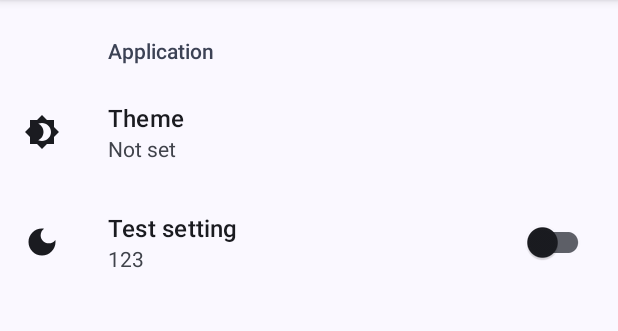
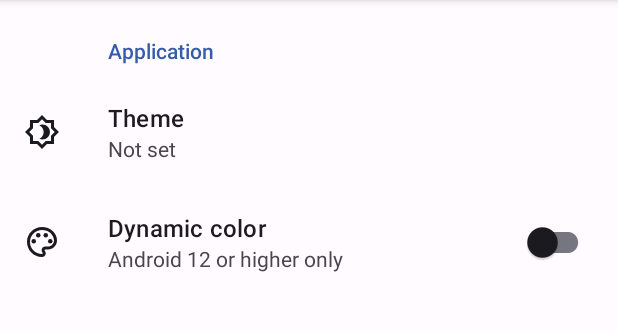
Before and after one commit to BlueWhaleYT/WhaleUtils-Deprecated, an Android app: the SettingsFragment screen opened directly, with no data from a screen before it, on a phone screen of 412 x 824 dp, the part 96-427 px from its top. Run offline under Robolectric (Android 15) with nearby library versions, the phone set to English and light mode, and no system bars; our stand-ins replace androidx.preference; libraries missing offline, so code that uses them is left out: com.jakewharton.processphoenix, org.eclipse.jgit; 1 statement that could not run was skipped.

Commit message:
add dynamic color enable settings for sample app

```diff
--- a/app/build.gradle
+++ b/app/build.gradle
@@ -52,6 +52,8 @@ dependencies {
     implementation("io.github.Rosemoe.sora-editor:editor")
     implementation("io.github.Rosemoe.sora-editor:language-textmate")
 
+    implementation 'com.jakewharton:process-phoenix:2.1.2'
+
     testImplementation 'junit:junit:4.13.2'
     androidTestImplementation 'androidx.test.ext:junit:1.1.5'
     androidTestImplementation 'androidx.test.espresso:espresso-core:3.5.1'
--- a/app/src/main/java/com/bluewhaleyt/whaleutils/activites/MainActivity.java
+++ b/app/src/main/java/com/bluewhaleyt/whaleutils/activites/MainActivity.java
@@ -189,7 +189,8 @@ public class MainActivity extends WhaleUtilsActivity {
         text.append(getString(R.string.device_info_bootloader) + ": " + DeviceUtil.getBootLoader() + lnBreak);
         text.append(getString(R.string.device_info_java_vm) + ": " + DeviceUtil.getJavaVMName() + " " + DeviceUtil.getJavaVMVersion() + lnBreak);
         text.append(getString(R.string.device_info_os_version) + ": " + DeviceUtil.getOSVersion() + " (" + DeviceUtil.getSDKVersionCode(DeviceUtil.getSDKVersion()) + ")" + lnBreak);
-        text.append(getString(R.string.device_info_sdk_version) + ": " + DeviceUtil.getSDKVersion());
+        text.append(getString(R.string.device_info_sdk_version) + ": " + DeviceUtil.getSDKVersion() + "\n\n");
+        text.append("Dynamic color supported: " + DynamicColorsUtil.isDynamicColorAvailable());
 
         DialogUtil dialog = new DialogUtil(this, getString(R.string.device_info_title), text.toString());
         dialog.setNegativeButton(android.R.string.cancel, null);
--- a/app/src/main/java/com/bluewhaleyt/whaleutils/fragments/SettingsFragment.java
+++ b/app/src/main/java/com/bluewhaleyt/whaleutils/fragments/SettingsFragment.java
@@ -12,16 +12,25 @@ import com.bluewhaleyt.whaleutils.App;
 import com.bluewhaleyt.whaleutils.R;
 import com.bluewhaleyt.whaleutils.activites.MainActivity;
 
+import java.util.Objects;
+
 public class SettingsFragment extends PreferenceFragmentCompat {
     @Override
     public void onCreatePreferences(Bundle savedInstanceState, String rootKey) {
         setPreferencesFromResource(R.xml.preferences, rootKey);
+        init();
+    }
+
+    private void init() {
+
         try {
 
             var preferenceTheme = findPreference("app_theme");
+            var preferenceDynamicColorEnable = findPreference("app_dynamic_color_enable");
+
             var app = App.getInstance();
-            preferenceTheme.setOnPreferenceChangeListener(
-                    (preference, newValue) -> {
+
+            preferenceTheme.setOnPreferenceChangeListener((preference, newValue) -> {
                 switch ((String) newValue) {
                         case "dark":
                             app.updateTheme(AppCompatDelegate.MODE_NIGHT_YES, requireActivity());
@@ -41,14 +50,14 @@ public class SettingsFragment extends PreferenceFragmentCompat {
                 }
             );
 
+            preferenceDynamicColorEnable.setOnPreferenceChangeListener((preference, newValue) -> {
+                App.getInstance().updateDynamicColor(getActivity());
+                return true;
+            });
+
         } catch (Exception e) {
             SnackbarUtil.makeErrorSnackbar(getActivity(), e.getMessage(), e.toString());
         }
-        init();
-    }
-
-    private void init() {
-
 
     }
 }
--- a/app/src/main/java/com/bluewhaleyt/whaleutils/tools/PreferencesManager.java
+++ b/app/src/main/java/com/bluewhaleyt/whaleutils/tools/PreferencesManager.java
@@ -4,6 +4,8 @@ import android.content.SharedPreferences;
 
 import androidx.preference.PreferenceManager;
 
+import com.bluewhaleyt.common.CommonUtil;
+import com.bluewhaleyt.common.DynamicColorsUtil;
 import com.bluewhaleyt.whaleutils.App;
 
 public class PreferencesManager {
@@ -12,6 +14,10 @@ public class PreferencesManager {
         return getPrefs().getString("app_theme", "3");
     }
 
+    public static boolean isAppDynamicColorEnable() {
+        return getPrefs().getBoolean("app_dynamic_color_enable", false);
+    }
+
     public static SharedPreferences getPrefs() {
         return PreferenceManager.getDefaultSharedPreferences(App.getContext());
     }
--- /dev/null
+++ b/app/src/main/res/drawable/ic_outline_brightness_4_24.xml
@@ -0,0 +1,5 @@
+<vector android:height="24dp" android:tint="?colorOnBackground"
+    android:viewportHeight="24" android:viewportWidth="24"
+    android:width="24dp" xmlns:android="http://schemas.android.com/apk/res/android">
+    <path android:fillColor="@android:color/white" android:pathData="M20,8.69L20,4h-4.69L12,0.69 8.69,4L4,4v4.69L0.69,12 4,15.31L4,20h4.69L12,23.31 15.31,20L20,20v-4.69L23.31,12 20,8.69zM18,14.48L18,18h-3.52L12,20.48 9.52,18L6,18v-3.52L3.52,12 6,9.52L6,6h3.52L12,3.52 14.48,6L18,6v3.52L20.48,12 18,14.48zM12.29,7c-0.74,0 -1.45,0.17 -2.08,0.46 1.72,0.79 2.92,2.53 2.92,4.54s-1.2,3.75 -2.92,4.54c0.63,0.29 1.34,0.46 2.08,0.46 2.76,0 5,-2.24 5,-5s-2.24,-5 -5,-5z"/>
+</vector>
--- /dev/null
+++ b/app/src/main/res/drawable/ic_outline_color_lens_24.xml
@@ -0,0 +1,9 @@
+<vector android:height="24dp" android:tint="?colorOnBackground"
+    android:viewportHeight="24" android:viewportWidth="24"
+    android:width="24dp" xmlns:android="http://schemas.android.com/apk/res/android">
+    <path android:fillColor="@android:color/white" android:pathData="M12,22C6.49,22 2,17.51 2,12S6.49,2 12,2s10,4.04 10,9c0,3.31 -2.69,6 -6,6h-1.77c-0.28,0 -0.5,0.22 -0.5,0.5 0,0.12 0.05,0.23 0.13,0.33 0.41,0.47 0.64,1.06 0.64,1.67 0,1.38 -1.12,2.5 -2.5,2.5zM12,4c-4.41,0 -8,3.59 -8,8s3.59,8 8,8c0.28,0 0.5,-0.22 0.5,-0.5 0,-0.16 -0.08,-0.28 -0.14,-0.35 -0.41,-0.46 -0.63,-1.05 -0.63,-1.65 0,-1.38 1.12,-2.5 2.5,-2.5L16,15c2.21,0 4,-1.79 4,-4 0,-3.86 -3.59,-7 -8,-7z"/>
+    <path android:fillColor="@android:color/white" android:pathData="M6.5,11.5m-1.5,0a1.5,1.5 0,1 1,3 0a1.5,1.5 0,1 1,-3 0"/>
+    <path android:fillColor="@android:color/white" android:pathData="M9.5,7.5m-1.5,0a1.5,1.5 0,1 1,3 0a1.5,1.5 0,1 1,-3 0"/>
+    <path android:fillColor="@android:color/white" android:pathData="M14.5,7.5m-1.5,0a1.5,1.5 0,1 1,3 0a1.5,1.5 0,1 1,-3 0"/>
+    <path android:fillColor="@android:color/white" android:pathData="M17.5,11.5m-1.5,0a1.5,1.5 0,1 1,3 0a1.5,1.5 0,1 1,-3 0"/>
+</vector>
--- a/app/src/main/res/xml/preferences.xml
+++ b/app/src/main/res/xml/preferences.xml
@@ -12,13 +12,13 @@
             app:useSimpleSummaryProvider="true"
             app:key="app_theme"
             app:title="Theme"
-            app:icon="@drawable/ic_baseline_brightness_4_24" />
+            app:icon="@drawable/ic_outline_brightness_4_24" />
 
         <SwitchPreferenceCompat
-            app:title="Test setting"
-            app:summary="123"
-            app:key="settings"
-            app:icon="@drawable/ic_baseline_dark_mode_24"
+            app:title="Dynamic color"
+            app:summary="Android 12 or higher only"
+            app:key="app_dynamic_color_enable"
+            app:icon="@drawable/ic_outline_color_lens_24"
             android:defaultValue="false" />
 
     </PreferenceCategory>
--- a/whaleutils/src/main/res/layout/layout_preference_material3_switch.xml
+++ b/whaleutils/src/main/res/layout/layout_preference_material3_switch.xml
@@ -1,7 +1,7 @@
 <?xml version="1.0" encoding="utf-8"?>
 <com.google.android.material.materialswitch.MaterialSwitch
     xmlns:android="http://schemas.android.com/apk/res/android"
-    android:id="@+id/switch1"
+    android:id="@+id/switchWidget"
     android:layout_width="wrap_content"
     android:layout_height="wrap_content"
     android:background="@null"
```
Also changed, not shown: app/src/main/java/com/bluewhaleyt/whaleutils/App.java (+23 -2 lines). Lines whose indentation alone changed are shown as unchanged.
